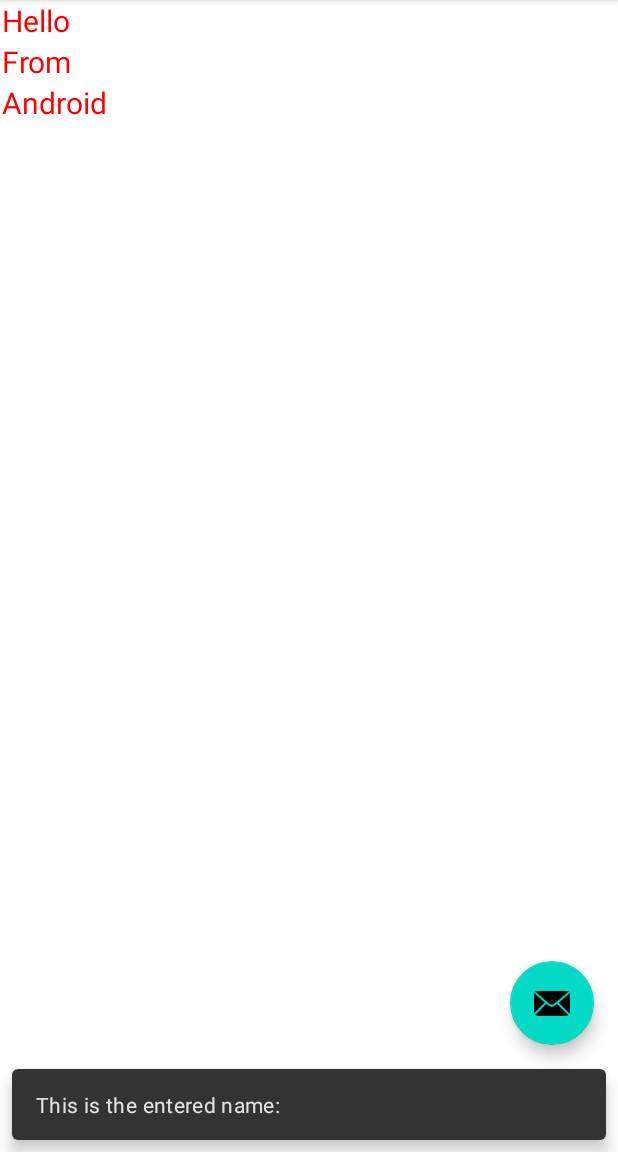
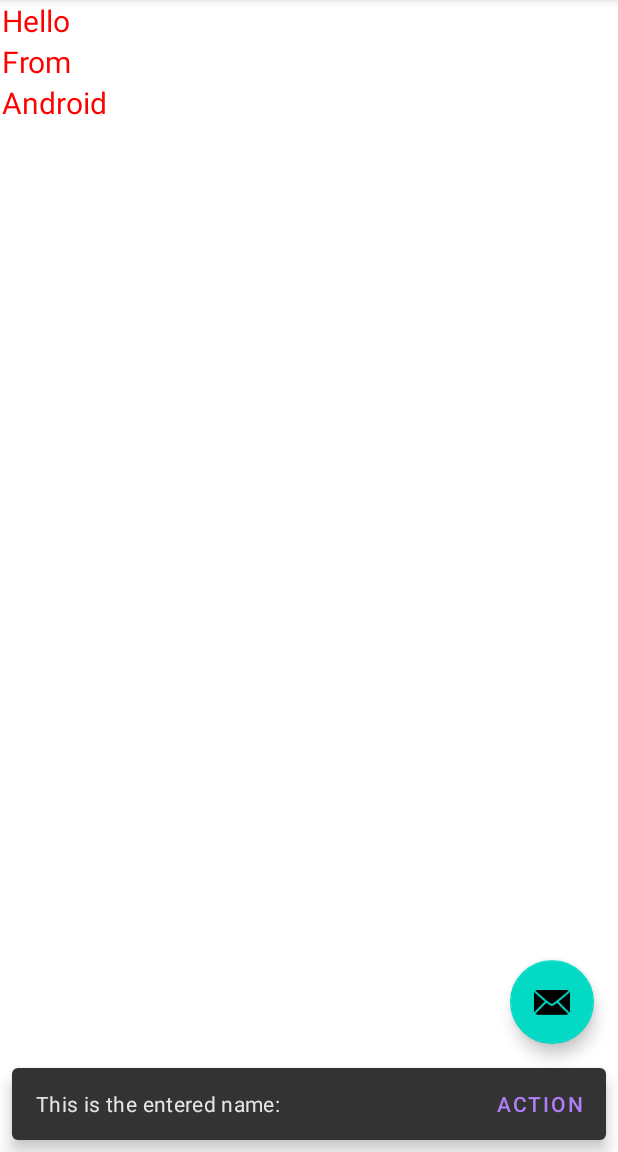
Before and after one commit to nasif-jaoadun/BasicUiLearning, an Android app: the screen it shows after launch (MainActivity), after a tap on an icon or button, on a phone screen of 412 x 824 dp, the part 84-1236 px from its top. Run offline under Robolectric (Android 15) with nearby library versions, the phone set to English and light mode, and no system bars; our stand-ins replace navigation-ui.

Commit message:
Position views with linear layout: Snackbar Use with an extra action

```diff
--- a/app/src/main/java/com/codehabit/android/userinterface/MainActivity.kt
+++ b/app/src/main/java/com/codehabit/android/userinterface/MainActivity.kt
@@ -11,6 +11,7 @@ import androidx.navigation.ui.setupActionBarWithNavController
 import android.view.Menu
 import android.view.MenuItem
 import android.widget.TextView
+import android.widget.Toast
 import com.codehabit.android.userinterface.databinding.ActivityMainBinding
 
 class MainActivity : AppCompatActivity() {
@@ -34,9 +35,14 @@ class MainActivity : AppCompatActivity() {
 //        setupActionBarWithNavController(navController, appBarConfiguration)
 
         binding.fab.setOnClickListener { view ->
-            Snackbar.make(view, "This is the entered name:", Snackbar.LENGTH_LONG).show()
+            Snackbar.make(view, "This is the entered name:", Snackbar.LENGTH_LONG)
+                .setAction("Action", { showToast() }).show()
         }
 
+    }
+
+    private fun showToast() {
+        Toast.makeText(this, "New Click", Toast.LENGTH_LONG).show()
     }
 
     private fun addTextView(label: String){
```
